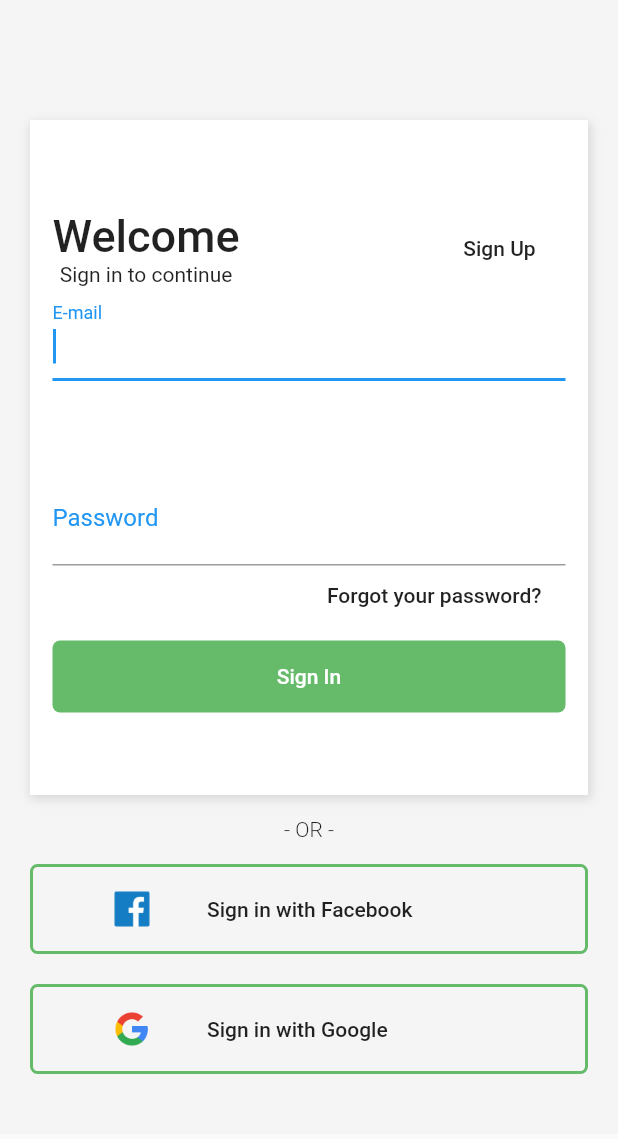
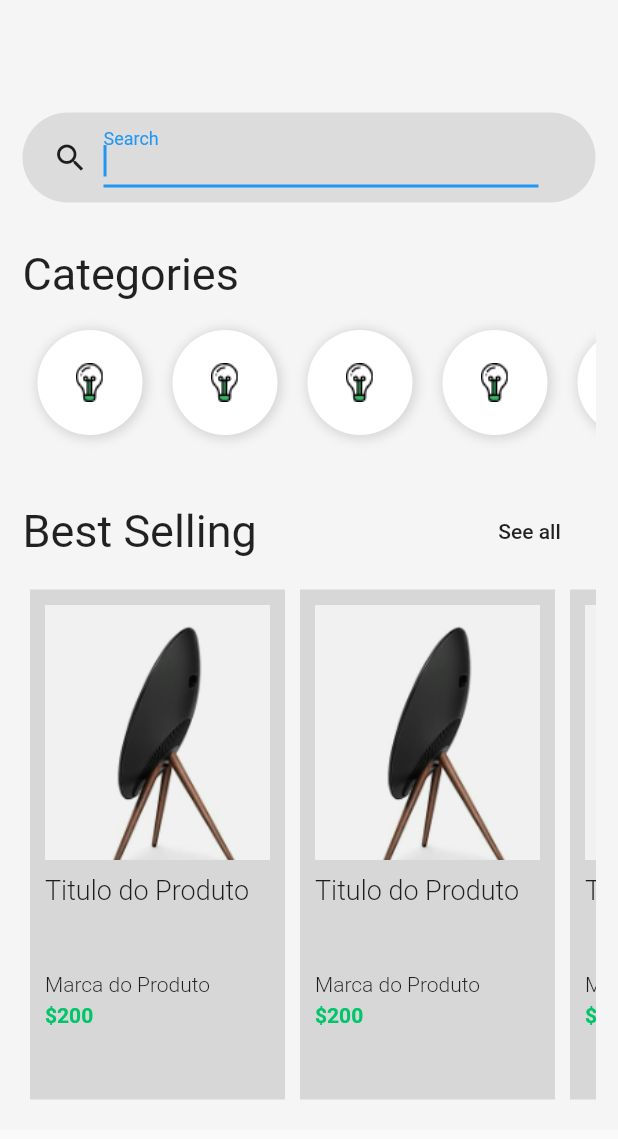
Before and after one commit to dorenalto/estudosFlutter, a Flutter app: the screen it shows after launch, after a tap on "Sign In", on a phone screen of 412 x 824 dp. Shown: the top 1139 px of the screen. Run offline on Flutter 3.47's test engine with Material 2 defaults, Android fonts, the light colour scheme and no system bars.

Commit message:
ïnclusao de duas novas telas

```diff
--- /dev/null
+++ b/lib/page/home.page.dart
@@ -0,0 +1,209 @@
+import 'package:flutter/material.dart';
+
+class HomePage extends StatelessWidget {
+  @override
+  Widget build(BuildContext context) {
+    return Scaffold(
+      body: SingleChildScrollView(
+        child: Container(
+          color: Color(0XFFF5F5F5),
+          width: double.infinity,
+          padding: EdgeInsets.all(15),
+          child: Column(
+            crossAxisAlignment: CrossAxisAlignment.stretch,
+            children: [
+              SizedBox(
+                height: 60,
+              ),
+              search(),
+              SizedBox(
+                height: 30,
+              ),
+              Text(
+                'Categories',
+                style: TextStyle(
+                  fontSize: 30,
+                ),
+              ),
+              SizedBox(
+                height: 10,
+              ),
+              Container(
+                height: 90,
+                child: categoryList(),
+              ),
+              SizedBox(
+                height: 30,
+              ),
+              Row(
+                mainAxisAlignment: MainAxisAlignment.spaceBetween,
+                children: [
+                  Text(
+                    'Best Selling',
+                    style: TextStyle(
+                      fontSize: 30,
+                    ),
+                  ),
+                  FlatButton(
+                    onPressed: () {},
+                    child: Text('See all'),
+                  ),
+                ],
+              ),
+              SizedBox(
+                height: 10,
+              ),
+              Container(
+                height: 350,
+                child: productList(),
+              ),
+            ],
+          ),
+        ),
+      ),
+    );
+  }
+}
+
+Widget search() {
+  return Container(
+    padding: EdgeInsets.only(left: 20),
+    height: 60,
+    child: Row(
+      children: [
+        Icon(Icons.search),
+        Container(
+          width: 300,
+          padding: EdgeInsets.only(left: 10, bottom: 10),
+          child: TextFormField(
+            autofocus: true,
+            keyboardType: TextInputType.text,
+            decoration: InputDecoration(
+              labelText: 'Search',
+              labelStyle: TextStyle(
+                color: Colors.blue,
+                fontWeight: FontWeight.w400,
+                fontSize: 16,
+              ),
+            ),
+            style: TextStyle(
+              fontSize: 18,
+              color: Colors.blue,
+            ),
+          ),
+        ),
+      ],
+    ),
+    decoration: BoxDecoration(
+      color: Colors.black.withOpacity(0.1),
+      borderRadius: BorderRadius.circular(118),
+    ),
+  );
+}
+
+Widget categoryList() {
+  return Container(
+    child: ListView(
+      scrollDirection: Axis.horizontal,
+      children: [
+        categoryItem(),
+        categoryItem(),
+        categoryItem(),
+        categoryItem(),
+        categoryItem(),
+      ],
+    ),
+  );
+}
+
+Widget categoryItem() {
+  return Container(
+    width: 70,
+    height: 70,
+    margin: EdgeInsets.all(10),
+    padding: EdgeInsets.all(10),
+    decoration: BoxDecoration(
+      color: Colors.white,
+      boxShadow: [
+        BoxShadow(
+          color: Colors.black12,
+          offset: Offset(1, 1),
+          blurRadius: 5,
+          spreadRadius: 2,
+        ),
+      ],
+      borderRadius: BorderRadius.circular(64),
+    ),
+    child: Image.asset('assets/Icon_Devices.png'),
+  );
+}
+
+Widget productList() {
+  return Container(
+    child: ListView(
+      scrollDirection: Axis.horizontal,
+      children: [
+        productItem(),
+        productItem(),
+        productItem(),
+        productItem(),
+        productItem(),
+        productItem(),
+      ],
+    ),
+  );
+}
+
+Widget productItem() {
+  return Container(
+    padding: EdgeInsets.all(10),
+    margin: EdgeInsets.all(5),
+    width: 170,
+    color: Colors.black12,
+    child: Column(
+      crossAxisAlignment: CrossAxisAlignment.start,
+      children: [
+        Image.asset(
+          'assets/product-1.png',
+          width: 170,
+          height: 170,
+          fit: BoxFit.cover,
+        ),
+        SizedBox(
+          height: 10,
+        ),
+        Container(
+          height: 60,
+          child: Text(
+            'Titulo do Produto',
+            style: TextStyle(
+              fontSize: 18,
+              fontWeight: FontWeight.w300,
+            ),
+          ),
+        ),
+        SizedBox(
+          height: 5,
+        ),
+        Text(
+          'Marca do Produto',
+          style: TextStyle(
+            fontSize: 14,
+            fontWeight: FontWeight.w300,
+          ),
+        ),
+        SizedBox(
+          height: 5,
+        ),
+        Text(
+          '\$200',
+          style: TextStyle(
+            fontSize: 14,
+            fontWeight: FontWeight.bold,
+            color: Color(0XFF00C569),
+          ),
+        ),
+      ],
+    ),
+  );
+}
--- a/lib/page/login.page.dart
+++ b/lib/page/login.page.dart
@@ -1,3 +1,5 @@
+import 'package:ecommerce/page/home.page.dart';
+import 'package:ecommerce/page/signup.page.dart';
 import 'package:flutter/material.dart';
 
 class LoginPage extends StatelessWidget {
@@ -16,7 +18,7 @@ class LoginPage extends StatelessWidget {
           child: Column(
             children: [
               Container(
-                height: 450,
+                height: 480,
                 decoration: BoxDecoration(
                   color: Colors.white,
                   boxShadow: [
@@ -44,8 +46,9 @@ class LoginPage extends StatelessWidget {
                               Text(
                                 'Welcome',
                                 style: TextStyle(
-                                  fontSize: 30,
+                                  fontSize: 40,
                                   fontWeight: FontWeight.w500,
+                                  color: Colors.grey[600],
                                 ),
                               ),
                               Text(
@@ -54,10 +57,26 @@ class LoginPage extends StatelessWidget {
                             ],
                           ),
                           FlatButton(
-                            child: Text('Sign Up'),
-                            onPressed: () {},
+                            child: Text(
+                              'Sign Up',
+                              style: TextStyle(
+                                fontWeight: FontWeight.w500,
+                                color: Colors.green[400],
+                              ),
+                            ),
+                            onPressed: () {
+                              Navigator.push(
+                                context,
+                                MaterialPageRoute(
+                                  builder: (context) => SignupPage(),
+                                ),
+                              );
+                            },
                           ),
                         ],
+                      ),
+                      SizedBox(
+                        height: 65,
                       ),
                       TextFormField(
                         autofocus: true,
@@ -65,7 +84,7 @@ class LoginPage extends StatelessWidget {
                         decoration: InputDecoration(
                           labelText: 'E-mail',
                           labelStyle: TextStyle(
-                            color: Theme.of(context).primaryColor,
+                            color: Colors.green[400],
                             fontWeight: FontWeight.w400,
                             fontSize: 16,
                           ),
@@ -75,7 +94,7 @@ class LoginPage extends StatelessWidget {
                         ),
                       ),
                       SizedBox(
-                        height: 60,
+                        height: 10,
                       ),
                       TextFormField(
                         autofocus: true,
@@ -84,7 +103,7 @@ class LoginPage extends StatelessWidget {
                         decoration: InputDecoration(
                           labelText: 'Password',
                           labelStyle: TextStyle(
-                            color: Theme.of(context).primaryColor,
+                            color: Colors.green[400],
                             fontWeight: FontWeight.w400,
                             fontSize: 16,
                           ),
@@ -99,6 +118,10 @@ class LoginPage extends StatelessWidget {
                         child: FlatButton(
                           child: Text(
                             'Forgot your password?',
+                            style: TextStyle(
+                              fontWeight: FontWeight.w500,
+                              color: Colors.green[400],
+                            ),
                           ),
                           onPressed: () {},
                         ),
@@ -117,7 +140,14 @@ class LoginPage extends StatelessWidget {
                           ),
                         ),
                         child: FlatButton(
-                          onPressed: () {},
+                          onPressed: () {
+                            Navigator.push(
+                              context,
+                              MaterialPageRoute(
+                                builder: (context) => HomePage(),
+                              ),
+                            );
+                          },
                           child: Text(
                             'Sign In',
                             style: TextStyle(
```
Also changed, not shown: lib/page/signup.page.dart (added, +149 -0 lines).
